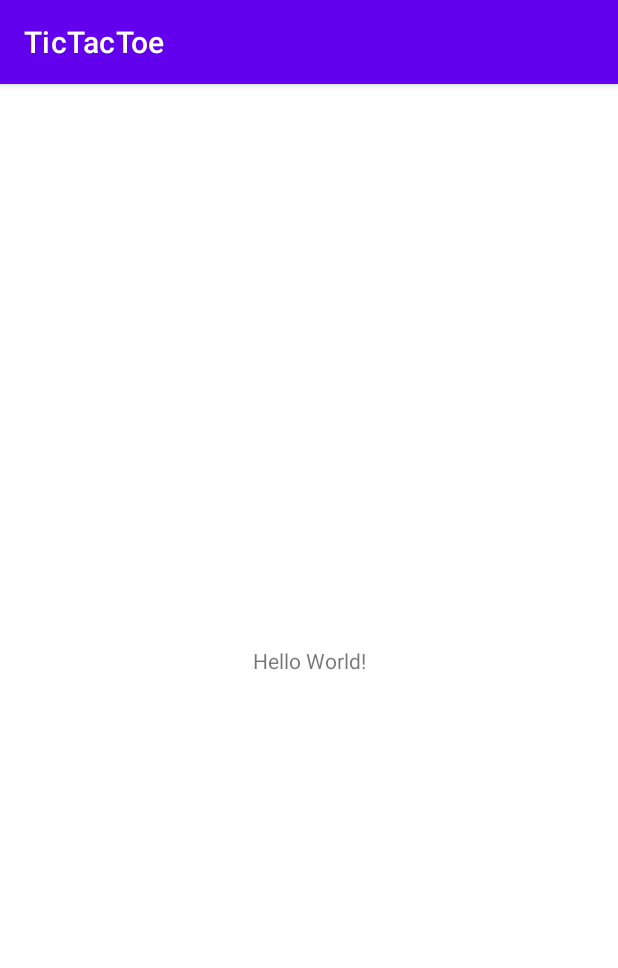
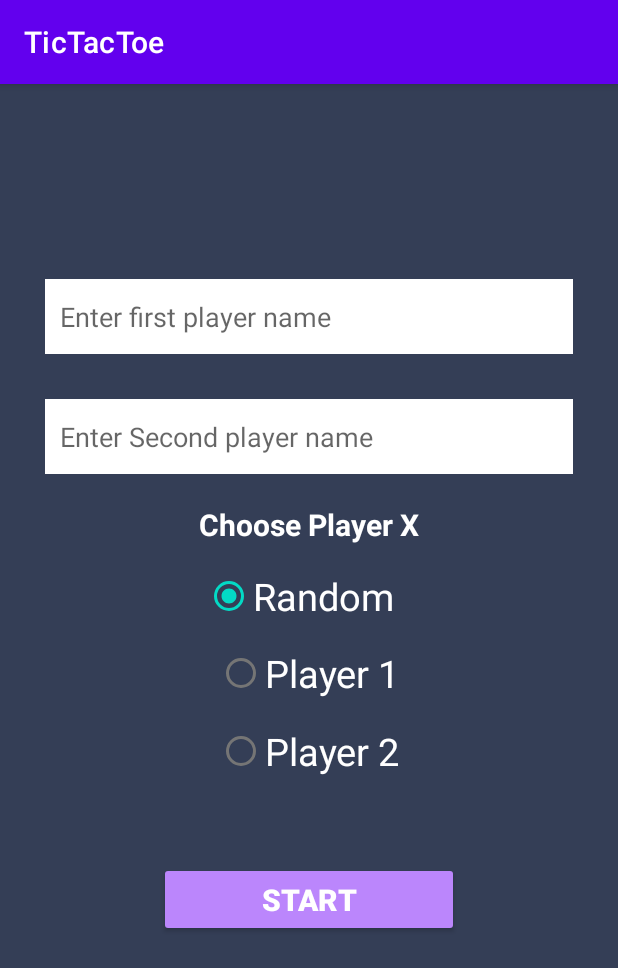
Before and after one commit to Shijocs007/TicTacToe, an Android app: the screen it shows after launch (MainActivity before the commit, GameActivity after it), on a phone screen of 412 x 824 dp. Shown: the top 968 px of the screen. Run offline under Robolectric (Android 15) with nearby library versions, the phone set to English and light mode, and no system bars; our stand-ins replace data binding.

Commit message:
HomFragment complted with Viewmodel

```diff
--- a/app/src/main/AndroidManifest.xml
+++ b/app/src/main/AndroidManifest.xml
@@ -10,7 +10,7 @@
         android:supportsRtl="true"
         android:theme="@style/Theme.TicTacToe">
         <activity
-            android:name=".MainActivity"
+            android:name=".GameActivity"
             android:exported="true">
             <intent-filter>
                 <action android:name="android.intent.action.MAIN" />
--- /dev/null
+++ b/app/src/main/java/com/example/tictactoe/GameActivity.kt
@@ -0,0 +1,46 @@
+package com.example.tictactoe
+
+import androidx.appcompat.app.AppCompatActivity
+import android.os.Bundle
+import android.widget.Toast
+import androidx.activity.viewModels
+import androidx.databinding.DataBindingUtil
+import androidx.lifecycle.lifecycleScope
+import androidx.navigation.Navigation
+import com.example.tictactoe.databinding.ActivityGameBinding
+import com.example.tictactoe.utils.FRAGMENT_HOME_TO_GAME
+import com.example.tictactoe.viewmodels.GameViewModel
+import kotlinx.coroutines.flow.collect
+import kotlinx.coroutines.flow.collectLatest
+import kotlinx.coroutines.launch
+
+class GameActivity : AppCompatActivity() {
+
+    private val viewModel: GameViewModel by viewModels()
+
+    private lateinit var binding : ActivityGameBinding
+
+    override fun onCreate(savedInstanceState: Bundle?) {
+        super.onCreate(savedInstanceState)
+        binding = DataBindingUtil.setContentView(
+            this, R.layout.activity_game
+        )
+
+        initObservers()
+    }
+
+    private fun initObservers() {
+        viewModel.apply {
+            lifecycleScope.launch {
+                toastFlow.collectLatest {
+                    if(it.equals(FRAGMENT_HOME_TO_GAME)) {
+                        Navigation.findNavController(this@GameActivity, R.id.nav_host_fragment).navigate(R.id.gameFragment, null)
+                    } else {
+                        Toast.makeText(this@GameActivity, it, Toast.LENGTH_SHORT).show()
+                    }
+
+                }
+            }
+        }
+    }
+}
--- a/app/src/main/java/com/example/tictactoe/MainActivity.kt
+++ /dev/null
@@ -1,11 +0,0 @@
-package com.example.tictactoe
-
-import androidx.appcompat.app.AppCompatActivity
-import android.os.Bundle
-
-class MainActivity : AppCompatActivity() {
-    override fun onCreate(savedInstanceState: Bundle?) {
-        super.onCreate(savedInstanceState)
-        setContentView(R.layout.activity_main)
-    }
-}
--- /dev/null
+++ b/app/src/main/java/com/example/tictactoe/fragments/GameFragment.kt
@@ -0,0 +1,60 @@
+package com.example.tictactoe.fragments
+
+import android.os.Bundle
+import androidx.fragment.app.Fragment
+import android.view.LayoutInflater
+import android.view.View
+import android.view.ViewGroup
+import com.example.tictactoe.R
+
+// TODO: Rename parameter arguments, choose names that match
+// the fragment initialization parameters, e.g. ARG_ITEM_NUMBER
+private const val ARG_PARAM1 = "param1"
+private const val ARG_PARAM2 = "param2"
+
+/**
+ * A simple [Fragment] subclass.
+ * Use the [GameFragment.newInstance] factory method to
+ * create an instance of this fragment.
+ */
+class GameFragment : Fragment() {
+    // TODO: Rename and change types of parameters
+    private var param1: String? = null
+    private var param2: String? = null
+
+    override fun onCreate(savedInstanceState: Bundle?) {
+        super.onCreate(savedInstanceState)
+        arguments?.let {
+            param1 = it.getString(ARG_PARAM1)
+            param2 = it.getString(ARG_PARAM2)
+        }
+    }
+
+    override fun onCreateView(
+        inflater: LayoutInflater, container: ViewGroup?,
+        savedInstanceState: Bundle?
+    ): View? {
+        // Inflate the layout for this fragment
+        return inflater.inflate(R.layout.fragment_game, container, false)
+    }
+
+    companion object {
+        /**
+         * Use this factory method to create a new instance of
+         * this fragment using the provided parameters.
+         *
+         * @param param1 Parameter 1.
+         * @param param2 Parameter 2.
+         * @return A new instance of fragment GameFragment.
+         */
+        // TODO: Rename and change types and number of parameters
+        @JvmStatic
+        fun newInstance(param1: String, param2: String) =
+            GameFragment().apply {
+                arguments = Bundle().apply {
+                    putString(ARG_PARAM1, param1)
+                    putString(ARG_PARAM2, param2)
+                }
+            }
+    }
+}
--- /dev/null
+++ b/app/src/main/java/com/example/tictactoe/fragments/HomeFragment.kt
@@ -0,0 +1,42 @@
+package com.example.tictactoe.fragments
+
+import android.os.Bundle
+import androidx.fragment.app.Fragment
+import android.view.LayoutInflater
+import android.view.View
+import android.view.ViewGroup
+import androidx.activity.viewModels
+import androidx.fragment.app.activityViewModels
+import androidx.navigation.Navigation
+import androidx.navigation.fragment.findNavController
+import com.example.tictactoe.R
+import com.example.tictactoe.databinding.FragmentHomeBinding
+import com.example.tictactoe.viewmodels.GameViewModel
+
+class HomeFragment : Fragment() {
+    private val viewModel: GameViewModel by activityViewModels()
+    private lateinit var binding: FragmentHomeBinding
+
+    override fun onCreate(savedInstanceState: Bundle?) {
+        super.onCreate(savedInstanceState)
+    }
+
+    override fun onCreateView(
+        inflater: LayoutInflater, container: ViewGroup?,
+        savedInstanceState: Bundle?
+    ): View? {
+        // Inflate the layout for this fragment
+        binding= FragmentHomeBinding.inflate(layoutInflater, container, false)
+        binding.viewModel = this.viewModel
+        return binding.root
+    }
+
+    override fun onViewCreated(view: View, savedInstanceState: Bundle?) {
+        super.onViewCreated(view, savedInstanceState)
+        initviews()
+    }
+
+    private fun initviews() {
+    }
+
+}
--- /dev/null
+++ b/app/src/main/java/com/example/tictactoe/utils/Constants.kt
@@ -0,0 +1,3 @@
+package com.example.tictactoe.utils
+
+const val FRAGMENT_HOME_TO_GAME = "FRAGMENT_HOME_TO_GAME"
--- /dev/null
+++ b/app/src/main/java/com/example/tictactoe/utils/Enums.kt
@@ -0,0 +1,9 @@
+package com.example.tictactoe.utils
+
+enum class PlayerState {
+    PLAYER_ONE,PLAYER_TWO,PLAYER_RANDOM
+}
+
+enum class WinSState {
+    WIN,DRAW,PLAYING
+}
--- /dev/null
+++ b/app/src/main/java/com/example/tictactoe/viewmodels/GameViewModel.kt
@@ -0,0 +1,35 @@
+package com.example.tictactoe.viewmodels
+
+import androidx.lifecycle.ViewModel
+import androidx.lifecycle.viewModelScope
+import com.example.tictactoe.utils.FRAGMENT_HOME_TO_GAME
+import com.example.tictactoe.utils.PlayerState
+import kotlinx.coroutines.flow.MutableSharedFlow
+import kotlinx.coroutines.flow.MutableStateFlow
+import kotlinx.coroutines.flow.SharedFlow
+import kotlinx.coroutines.launch
+
+class GameViewModel : ViewModel() {
+
+    private val _toastFlow = MutableSharedFlow<String>()
+    var toastFlow : SharedFlow<String> = _toastFlow
+
+    var playerX = MutableStateFlow<PlayerState>(PlayerState.PLAYER_RANDOM)
+
+    var playerOne = ""
+    var playerTwo = ""
+
+
+    fun onStartGame() {
+        viewModelScope.launch {
+            if(playerOne.isBlank())
+                _toastFlow.emit("Player one is empty")
+            else if(playerTwo.isBlank())
+                _toastFlow.emit("Player two is empty")
+            else {
+                _toastFlow.emit(FRAGMENT_HOME_TO_GAME)
+            }
+        }
+    }
+
+}
--- /dev/null
+++ b/app/src/main/res/layout/activity_game.xml
@@ -0,0 +1,29 @@
+<?xml version="1.0" encoding="utf-8"?>
+<layout xmlns:android="http://schemas.android.com/apk/res/android"
+    xmlns:app="http://schemas.android.com/apk/res-auto"
+    xmlns:tools="http://schemas.android.com/tools">
+
+    <data>
+
+    </data>
+
+    <androidx.constraintlayout.widget.ConstraintLayout
+        android:layout_width="match_parent"
+        android:layout_height="match_parent"
+        tools:context=".GameActivity">
+
+        <androidx.fragment.app.FragmentContainerView
+            android:id="@+id/nav_host_fragment"
+            android:name="androidx.navigation.fragment.NavHostFragment"
+            android:layout_width="0dp"
+            android:layout_height="0dp"
+            app:layout_constraintLeft_toLeftOf="parent"
+            app:layout_constraintRight_toRightOf="parent"
+            app:layout_constraintTop_toTopOf="parent"
+            app:layout_constraintBottom_toBottomOf="parent"
+
+            app:defaultNavHost="true"
+            app:navGraph="@navigation/nav_graph" />
+
+    </androidx.constraintlayout.widget.ConstraintLayout>
+</layout>
--- a/app/src/main/res/layout/activity_main.xml
+++ /dev/null
@@ -1,18 +0,0 @@
-<?xml version="1.0" encoding="utf-8"?>
-<androidx.constraintlayout.widget.ConstraintLayout xmlns:android="http://schemas.android.com/apk/res/android"
-    xmlns:app="http://schemas.android.com/apk/res-auto"
-    xmlns:tools="http://schemas.android.com/tools"
-    android:layout_width="match_parent"
-    android:layout_height="match_parent"
-    tools:context=".MainActivity">
-
-    <TextView
-        android:layout_width="wrap_content"
-        android:layout_height="wrap_content"
-        android:text="Hello World!"
-        app:layout_constraintBottom_toBottomOf="parent"
-        app:layout_constraintLeft_toLeftOf="parent"
-        app:layout_constraintRight_toRightOf="parent"
-        app:layout_constraintTop_toTopOf="parent" />
-
-</androidx.constraintlayout.widget.ConstraintLayout>
--- /dev/null
+++ b/app/src/main/res/layout/fragment_game.xml
@@ -0,0 +1,14 @@
+<?xml version="1.0" encoding="utf-8"?>
+<FrameLayout xmlns:android="http://schemas.android.com/apk/res/android"
+    xmlns:tools="http://schemas.android.com/tools"
+    android:layout_width="match_parent"
+    android:layout_height="match_parent"
+    tools:context=".fragments.GameFragment">
+
+    <!-- TODO: Update blank fragment layout -->
+    <TextView
+        android:layout_width="match_parent"
+        android:layout_height="match_parent"
+        android:text="@string/hello_blank_fragment" />
+
+</FrameLayout>
--- /dev/null
+++ b/app/src/main/res/layout/fragment_home.xml
@@ -0,0 +1,121 @@
+<layout xmlns:tools="http://schemas.android.com/tools"
+    xmlns:app="http://schemas.android.com/apk/res-auto"
+    xmlns:android="http://schemas.android.com/apk/res/android">
+
+    <data>
+        <variable name="viewModel"
+            type="com.example.tictactoe.viewmodels.GameViewModel"/>
+    </data>
+
+    <androidx.constraintlayout.widget.ConstraintLayout
+        android:layout_width="match_parent"
+        android:layout_height="match_parent"
+        android:background="@color/bg_game"
+        android:padding="30dp">
+
+        <androidx.appcompat.widget.AppCompatEditText
+            android:id="@+id/player_one"
+            android:layout_width="match_parent"
+            android:layout_height="50dp"
+            android:layout_marginTop="100dp"
+            android:background="@color/white"
+            android:padding="10dp"
+            android:hint="Enter first player name"
+            android:maxLength="10"
+            android:maxLines="1"
+            android:text="@={viewModel.playerOne}"
+            app:layout_constraintEnd_toEndOf="parent"
+            app:layout_constraintStart_toStartOf="parent"
+            app:layout_constraintTop_toTopOf="parent" />
+
+        <androidx.appcompat.widget.AppCompatEditText
+            android:id="@+id/player_two"
+            android:layout_width="match_parent"
+            android:layout_height="50dp"
+            android:background="@color/white"
+            android:hint="Enter Second player name"
+            android:padding="10dp"
+            android:layout_marginTop="30dp"
+            android:maxLength="10"
+            android:maxLines="1"
+            android:text="@={viewModel.playerTwo}"
+            app:layout_constraintEnd_toEndOf="parent"
+            app:layout_constraintStart_toStartOf="parent"
+            app:layout_constraintTop_toBottomOf="@+id/player_one" />
+
+        <androidx.appcompat.widget.AppCompatTextView
+            android:id="@+id/choose_player"
+            android:layout_width="wrap_content"
+            android:layout_height="wrap_content"
+            android:text="Choose Player X"
+            android:layout_marginTop="20dp"
+            android:textStyle="bold"
+            android:textColor="@color/white"
+            android:textSize="20sp"
+            app:layout_constraintEnd_toEndOf="parent"
+            app:layout_constraintStart_toStartOf="parent"
+            app:layout_constraintTop_toBottomOf="@+id/player_two"/>
+
+
+        <RadioGroup
+            android:id="@+id/radioGroup"
+            android:layout_width="fill_parent"
+            android:layout_height="wrap_content"
+            android:weightSum="1"
+            android:gravity="start"
+            android:layout_marginTop="10dp"
+            app:layout_constraintEnd_toEndOf="parent"
+            app:layout_constraintStart_toStartOf="parent"
+            app:layout_constraintTop_toBottomOf="@+id/choose_player">
+            <RadioButton
+                android:id="@+id/radio_random"
+                android:layout_width="wrap_content"
+                android:layout_height="wrap_content"
+                android:layout_gravity="center_horizontal"
+                android:checked="true"
+                android:text="Random  "
+                android:textColor="@color/white"
+                android:textSize="25dp" />
+
+            <RadioButton
+                android:id="@+id/radio_one"
+                android:layout_width="wrap_content"
+                android:layout_height="55dp"
+                android:layout_gravity="center_horizontal"
+                android:checked="false"
+                android:text="Player 1"
+                android:textColor="@color/white"
+                android:textSize="25dp" />
+
+            <RadioButton
+                android:id="@+id/radio_two"
+                android:layout_width="wrap_content"
+                android:layout_height="wrap_content"
+                android:layout_gravity="center_horizontal"
+                android:checked="false"
+                android:text="Player 2"
+                android:textColor="@color/white"
+                android:textSize="25dp" />
+
+        </RadioGroup>
+
+        <androidx.appcompat.widget.AppCompatButton
+            android:id="@+id/start"
+            android:layout_width="200dp"
+            android:layout_height="50dp"
+            android:layout_centerHorizontal="true"
+            android:backgroundTint="@color/purple_200"
+            android:text="START"
+            android:layout_marginTop="50dp"
+            android:textColor="@color/white"
+            android:textSize="20sp"
+            android:textStyle="bold"
+            android:onClick="@{ ()-> viewModel.onStartGame() }"
+            app:layout_constraintEnd_toEndOf="parent"
+            app:layout_constraintStart_toStartOf="parent"
+            app:layout_constraintTop_toBottomOf="@+id/radioGroup">
+
+        </androidx.appcompat.widget.AppCompatButton>
+
+    </androidx.constraintlayout.widget.ConstraintLayout>
+</layout>
--- /dev/null
+++ b/app/src/main/res/navigation/nav_graph.xml
@@ -0,0 +1,18 @@
+<?xml version="1.0" encoding="utf-8"?>
+<navigation xmlns:app="http://schemas.android.com/apk/res-auto"
+    xmlns:tools="http://schemas.android.com/tools"
+    xmlns:android="http://schemas.android.com/apk/res/android"
+    app:startDestination="@id/homeFragment">
+    <fragment
+        android:id="@+id/homeFragment"
+        android:name="com.example.tictactoe.fragments.HomeFragment"
+        tools:layout="@layout/fragment_home" >
+        <action
+            android:id="@+id/action_blankFragment_to_blankFragment2"
+            app:destination="@id/gameFragment" />
+    </fragment>
+    <fragment
+        android:id="@+id/gameFragment"
+        android:name="com.example.tictactoe.fragments.GameFragment"
+        tools:layout="@layout/fragment_game" />
+</navigation>
--- a/app/src/main/res/values/colors.xml
+++ b/app/src/main/res/values/colors.xml
@@ -7,4 +7,5 @@
     <color name="teal_700">#FF018786</color>
     <color name="black">#FF000000</color>
     <color name="white">#FFFFFFFF</color>
+    <color name="bg_game">#343e56</color>
 </resources>
--- a/app/src/main/res/values/strings.xml
+++ b/app/src/main/res/values/strings.xml
@@ -1,3 +1,5 @@
 <resources>
     <string name="app_name">TicTacToe</string>
+    <!-- TODO: Remove or change this placeholder text -->
+    <string name="hello_blank_fragment">Hello blank fragment</string>
 </resources>
--- a/build.gradle
+++ b/build.gradle
@@ -7,6 +7,8 @@ buildscript {
     dependencies {
         classpath "com.android.tools.build:gradle:7.0.3"
         classpath "org.jetbrains.kotlin:kotlin-gradle-plugin:1.5.31"
+        def nav_version = "2.3.5"
+        classpath "androidx.navigation:navigation-safe-args-gradle-plugin:$nav_version"
 
         // NOTE: Do not place your application dependencies here; they belong
         // in the individual module build.gradle files
```
Also changed, not shown: app/build.gradle (+7 -4 lines).
